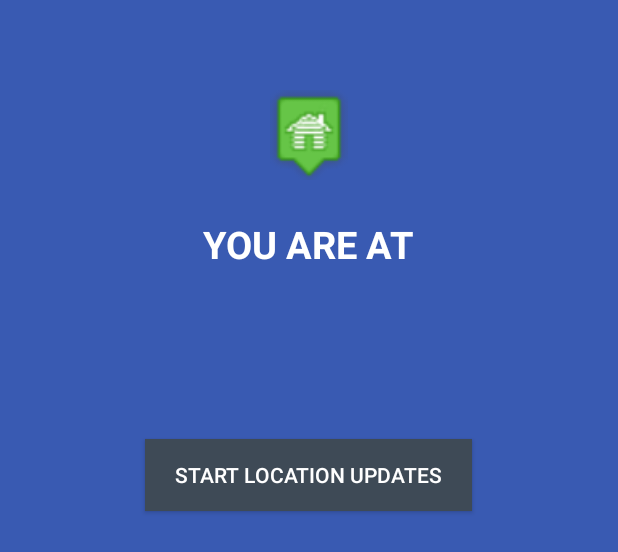
After one commit to hatimmakki/android-warehouse-2, an Android app: the layout location_layout_listener.xml on its own in the app's theme, with its tools: preview values and no code run, on a phone screen of 412 x 824 dp. The commit adds this screen. Shown: the top 552 px of the screen. Run offline under Robolectric (Android 15) with nearby library versions, the phone set to English and light mode, and no system bars.

Commit message:
Location Listener Demo

```diff
--- a/app/src/main/AndroidManifest.xml
+++ b/app/src/main/AndroidManifest.xml
@@ -21,6 +21,7 @@
 
         <activity android:name=".activities.DummyActivity"></activity>
         <activity android:name=".activities.LocationDemo"></activity>
+        <activity android:name=".activities.LocationListenerDemo"></activity>
 
         <!-- GOOGLE MAPS BEGIN -->
         <meta-data
--- /dev/null
+++ b/app/src/main/res/layout/location_layout_listener.xml
@@ -0,0 +1,44 @@
+<LinearLayout xmlns:android="http://schemas.android.com/apk/res/android"
+    xmlns:tools="http://schemas.android.com/tools"
+    android:layout_width="match_parent"
+    android:layout_height="match_parent"
+    android:background="@color/view_bg"
+    android:gravity="center_horizontal"
+    android:orientation="vertical" >
+
+    <ImageView
+        android:layout_width="60dp"
+        android:layout_height="60dp"
+        android:layout_marginTop="60dp"
+        android:src="@drawable/cabin2" />
+
+    <TextView
+        android:layout_width="wrap_content"
+        android:layout_height="wrap_content"
+        android:layout_marginTop="25dp"
+        android:text="@string/lbl_you_are_at"
+        android:textColor="@color/white"
+        android:textSize="25dp"
+        android:textStyle="bold" />
+
+    <TextView
+        android:id="@+id/lblLocation"
+        android:layout_width="wrap_content"
+        android:layout_height="wrap_content"
+        android:gravity="center_horizontal"
+        android:padding="15dp"
+        android:textColor="@color/white"
+        android:textSize="16dp" />
+
+    <Button
+        android:id="@+id/btnLocationUpdates"
+        android:layout_width="wrap_content"
+        android:layout_height="wrap_content"
+        android:layout_marginTop="60dp"
+        android:background="@color/btn_bg"
+        android:paddingLeft="20dp"
+        android:paddingRight="20dp"
+        android:text="@string/btn_start_location_updates"
+        android:textColor="@color/white" />
+
+</LinearLayout>
--- a/app/src/main/res/values/strings.xml
+++ b/app/src/main/res/values/strings.xml
@@ -7,4 +7,6 @@
 
     <string name="lbl_you_are_at">YOU ARE AT</string>
     <string name="btn_get_location">GET MY LOCATION</string>
+    <string name="btn_start_location_updates">START LOCATION UPDATES</string>
+    <string name="btn_stop_location_updates">STOP LOCATION UPDATES</string>
 </resources>
```
Also changed, not shown: app/src/main/java/com/maxwell/androidwarehouse2/activities/LocationListenerDemo.java (added, +222 -0 lines).
